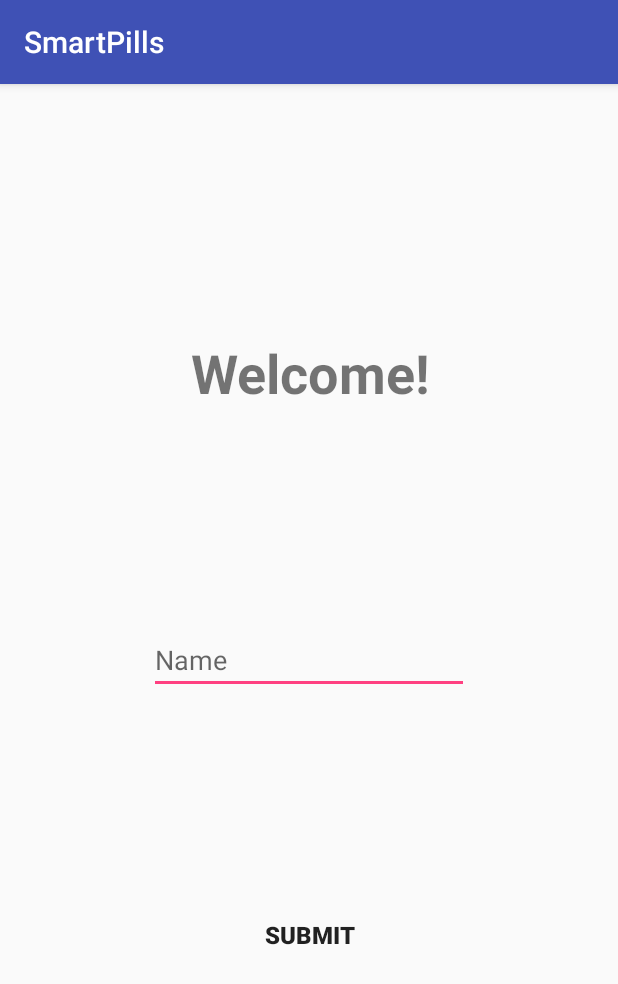
After one commit to comkio/SmartPills, an Android app: the WelcomeActivity screen opened directly, with no data from a screen before it, on a phone screen of 412 x 824 dp. The commit adds this screen. Shown: the top 984 px of the screen. Run offline under Robolectric (Android 15) with nearby library versions, the phone set to English and light mode, and no system bars.

Commit message:
Esto es la prueba

```diff
--- a/app/src/main/AndroidManifest.xml
+++ b/app/src/main/AndroidManifest.xml
@@ -17,7 +17,9 @@
             </intent-filter>
         </activity>
         <activity android:name=".CalendarActivity" />
-        <activity android:name=".TreatmentsActivity"></activity>
+        <activity android:name=".TreatmentsActivity" />
+        <activity android:name=".NewTreatmentActivity" />
+        <activity android:name=".WelcomeActivity"></activity>
     </application>
 
 </manifest>
--- a/app/src/main/java/upf/edu/smartpills/MainActivity.java
+++ b/app/src/main/java/upf/edu/smartpills/MainActivity.java
@@ -43,7 +43,7 @@ public class MainActivity extends AppCompatActivity {
                 //overridePendingTransition(R.anim.zoom_forward_in, R.anim.zoom_forward_out);
                 finish();
                 //else
-                //Intent homeIntent = new Intent(FirstScreenLogo.this, Welcome.class);
+                //Intent homeIntent = new Intent(FirstScreenLogo.this, WelcomeActivity.class);
                 //startActivity(homeIntent);
                 //overridePendingTransition(R.anim.zoom_back_in, R.anim.zoom_back_out);
                 //finish();
--- /dev/null
+++ b/app/src/main/java/upf/edu/smartpills/WelcomeActivity.java
@@ -0,0 +1,13 @@
+package upf.edu.smartpills;
+
+import android.support.v7.app.AppCompatActivity;
+import android.os.Bundle;
+
+public class WelcomeActivity extends AppCompatActivity {
+
+    @Override
+    protected void onCreate(Bundle savedInstanceState) {
+        super.onCreate(savedInstanceState);
+        setContentView(R.layout.activity_welcome);
+    }
+}
--- /dev/null
+++ b/app/src/main/res/layout/activity_welcome.xml
@@ -0,0 +1,58 @@
+<?xml version="1.0" encoding="utf-8"?>
+<android.support.constraint.ConstraintLayout xmlns:android="http://schemas.android.com/apk/res/android"
+    xmlns:app="http://schemas.android.com/apk/res-auto"
+    xmlns:tools="http://schemas.android.com/tools"
+    android:layout_width="match_parent"
+    android:layout_height="match_parent"
+    tools:context=".WelcomeActivity">
+
+    <TextView
+        android:id="@+id/textView4"
+        android:layout_width="177dp"
+        android:layout_height="63dp"
+        android:layout_marginTop="168dp"
+        android:text="Welcome!"
+        android:textAlignment="center"
+        android:textSize="36sp"
+        android:textStyle="bold"
+        app:layout_constraintEnd_toEndOf="parent"
+        app:layout_constraintHorizontal_bias="0.502"
+        app:layout_constraintStart_toStartOf="parent"
+        app:layout_constraintTop_toTopOf="parent" />
+
+    <EditText
+        android:id="@+id/editText"
+        android:layout_width="wrap_content"
+        android:layout_height="wrap_content"
+        android:ems="10"
+        android:hint="Name"
+
+        android:inputType="textPersonName"
+        android:singleLine="true"
+        app:layout_constraintBottom_toBottomOf="parent"
+        app:layout_constraintEnd_toEndOf="parent"
+        app:layout_constraintStart_toStartOf="parent"
+        app:layout_constraintTop_toTopOf="parent" />
+
+    <Button
+        android:id="@+id/button2"
+        android:layout_width="183dp"
+        android:layout_height="57dp"
+        android:layout_marginBottom="172dp"
+        android:layout_marginTop="8dp"
+        android:text="Submit"
+        app:layout_constraintBottom_toBottomOf="parent"
+        android:background="?android:attr/selectableItemBackground"
+        android:textStyle="bold"
+        android:textSize="16dp"
+        app:layout_constraintEnd_toEndOf="parent"
+        app:layout_constraintHorizontal_bias="0.502"
+        app:layout_constraintStart_toStartOf="parent"
+        app:layout_constraintTop_toTopOf="@+id/editText"
+        app:layout_constraintVertical_bias="1.0"
+
+        style="@style/Widget.AppCompat.Button.Borderless"
+        android:elevation="40dp"
+
+        />
+</android.support.constraint.ConstraintLayout>
```
Also changed, not shown: app/src/main/java/upf/edu/smartpills/NewTreatmentActivity.java (added, +37 -0 lines), app/src/main/java/upf/edu/smartpills/TreatmentsActivity.java (+18 -0 lines), app/src/main/res/layout/activity_new_treatment.xml (added, +26 -0 lines).
